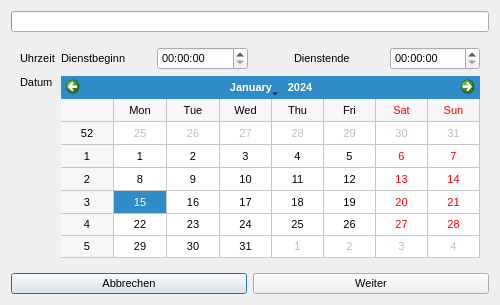
Qt form src/newreportdialog.ui (flooklab/Wachdienst-Manager) before a commit.
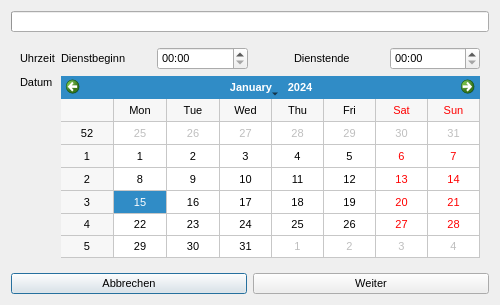
The same form after that commit.

What changed in the file:
```diff
--- a/src/newreportdialog.ui
+++ b/src/newreportdialog.ui
@@ -66,6 +66,9 @@
              <pointsize>8</pointsize>
             </font>
            </property>
+           <property name="displayFormat">
+            <string>HH:mm</string>
+           </property>
           </widget>
          </item>
          <item>
@@ -85,7 +88,7 @@
            <property name="sizeHint" stdset="0">
             <size>
              <width>40</width>
-             <height>20</height>
+             <height>0</height>
             </size>
            </property>
           </spacer>
@@ -111,6 +114,9 @@
              <pointsize>8</pointsize>
             </font>
            </property>
+           <property name="displayFormat">
+            <string>HH:mm</string>
+           </property>
           </widget>
          </item>
         </layout>
@@ -154,7 +160,7 @@
          </property>
          <property name="sizeHint" stdset="0">
           <size>
-           <width>20</width>
+           <width>0</width>
            <height>0</height>
           </size>
          </property>
```
Left out of the diff: 8 changed lines with no effect on the pictures.
